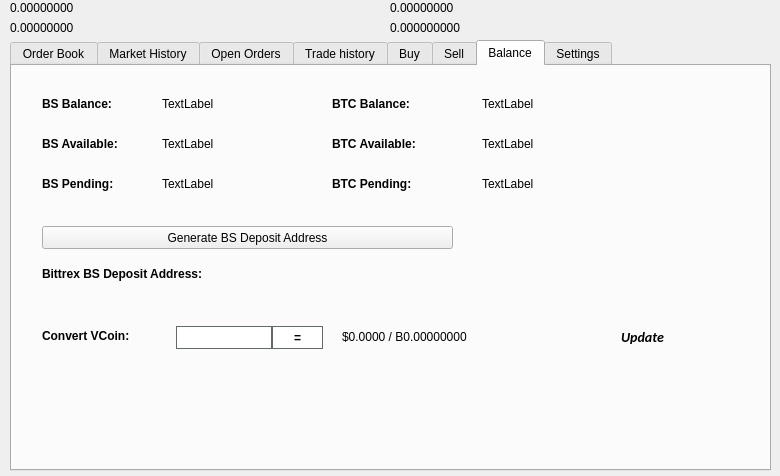
Old version of the form src/qt/forms/tradingdialog.ui in the repository bitstakecore/skw-no-master.
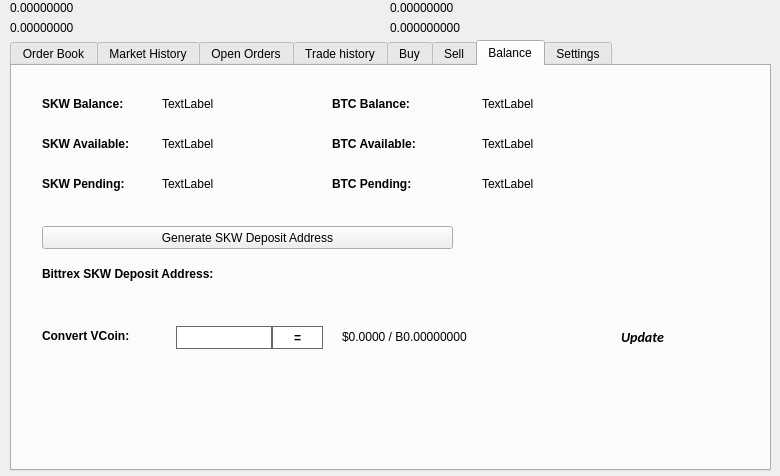
New version of the form. The open tabs and pages were chosen to show the change. Icons and pictures are not drawn.

The edit to the form file:
```diff
--- a/src/qt/forms/tradingdialog.ui
+++ b/src/qt/forms/tradingdialog.ui
@@ -2762,7 +2762,7 @@
       </font>
      </property>
      <property name="text">
-      <string>BS Balance:</string>
+      <string>SKW Balance:</string>
      </property>
     </widget>
     <widget class="QLabel" name="label_12">
@@ -2813,7 +2813,7 @@
       </font>
      </property>
      <property name="text">
-      <string>BS Available:</string>
+      <string>SKW Available:</string>
      </property>
     </widget>
     <widget class="QLabel" name="label_14">
@@ -2832,7 +2832,7 @@
       </font>
      </property>
      <property name="text">
-      <string>BS Pending:</string>
+      <string>SKW Pending:</string>
      </property>
     </widget>
     <widget class="QLabel" name="BSPendingLabel">
@@ -2928,7 +2928,7 @@
       </font>
      </property>
      <property name="text">
-      <string>Bittrex BS Deposit Address:</string>
+      <string>Bittrex SKW Deposit Address:</string>
      </property>
     </widget>
     <widget class="QPushButton" name="GenDepositBTN">
@@ -2941,7 +2941,7 @@
       </rect>
      </property>
      <property name="text">
-      <string>Generate BS Deposit Address</string>
+      <string>Generate SKW Deposit Address</string>
      </property>
      <property name="icon">
       <iconset resource="../BS.qrc">
```
Left out of the diff: 54 changed lines with no effect on the pictures.
